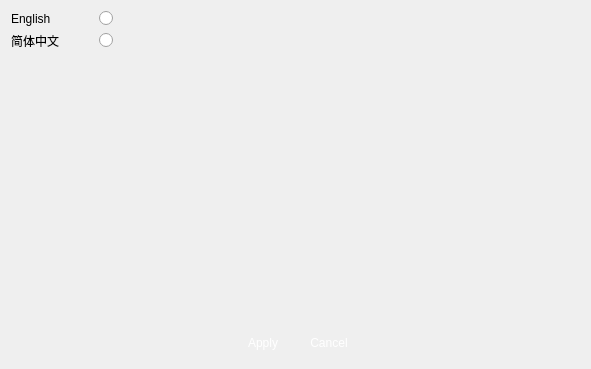
Qt form veapp/setting/vsclanguage.ui (linkingvision/rapidvms) before a commit.
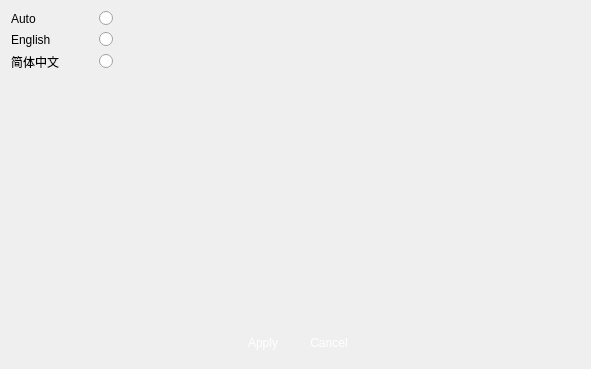
The same form after that commit. Icons and pictures are not drawn.

Commit message: add auto lang

Patch:
```diff
--- a/veapp/setting/vsclanguage.ui
+++ b/veapp/setting/vsclanguage.ui
@@ -25,34 +25,48 @@
        <property name="horizontalSpacing">
         <number>40</number>
        </property>
-       <item row="3" column="1">
+       <item row="4" column="1">
         <widget class="QRadioButton" name="radioButtonZH">
          <property name="text">
           <string/>
          </property>
         </widget>
        </item>
-       <item row="1" column="0">
+       <item row="2" column="0">
         <widget class="QLabel" name="label">
          <property name="text">
           <string>English</string>
          </property>
         </widget>
        </item>
-       <item row="3" column="0">
+       <item row="4" column="0">
         <widget class="QLabel" name="label_2">
          <property name="text">
           <string>简体中文</string>
          </property>
         </widget>
        </item>
-       <item row="1" column="1">
+       <item row="2" column="1">
         <widget class="QRadioButton" name="radioButtonEN">
          <property name="text">
           <string/>
          </property>
         </widget>
        </item>
+       <item row="1" column="0">
+        <widget class="QLabel" name="label_3">
+         <property name="text">
+          <string>Auto</string>
+         </property>
+        </widget>
+       </item>
+       <item row="1" column="1">
+        <widget class="QRadioButton" name="radioButtonAuto">
+         <property name="text">
+          <string/>
+         </property>
+        </widget>
+       </item>
       </layout>
      </item>
      <item>
```
